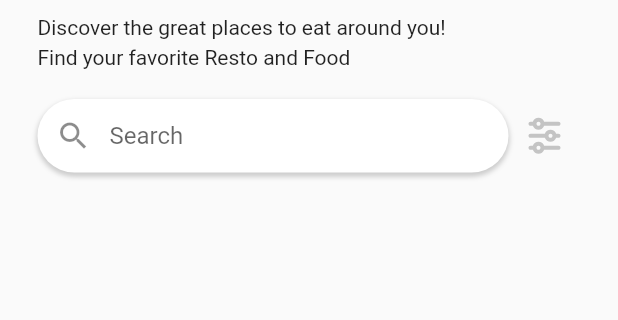
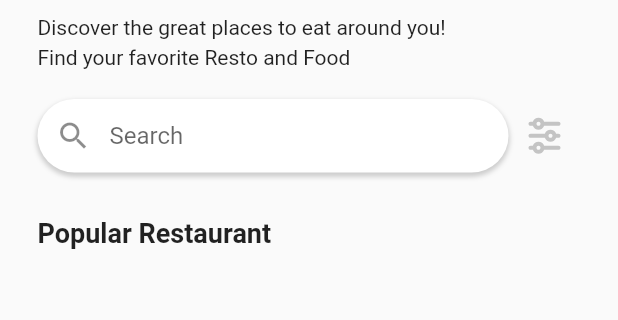
Before and after one commit to ikhsan-fauji/flutter_foody, a Flutter app: the HomePage screen opened directly, on a phone screen of 412 x 824 dp, the part 156-476 px from its top. Run offline on Flutter 3.47's test engine with Material 2 defaults, Android fonts, the phone set to English and light mode, and no system bars; our stand-ins replace flutter_svg.

Commit message:
Popular restaurants

```diff
--- a/lib/home_page.dart
+++ b/lib/home_page.dart
@@ -78,15 +78,15 @@ class HomePage extends  StatelessWidget {
                 )
               ],
             ),
-            // SizedBox(height: 30),
-            // Align(
-            //   alignment: Alignment.centerLeft,
-            //   child: Text(
-            //     'Popular Restaurant',
-            //     style: TextStyle(fontWeight: FontWeight.bold, fontSize: 18),
-            //   ),
-            // ),
-            // SizedBox(height: 20),
+            SizedBox(height: 30),
+            Align(
+              alignment: Alignment.centerLeft,
+              child: Text(
+                'Popular Restaurant',
+                style: TextStyle(fontWeight: FontWeight.bold, fontSize: 18),
+              ),
+            ),
+            SizedBox(height: 20),
             // SizedBox(height: 30),
             // Align(
             //   alignment: Alignment.centerLeft,
```
